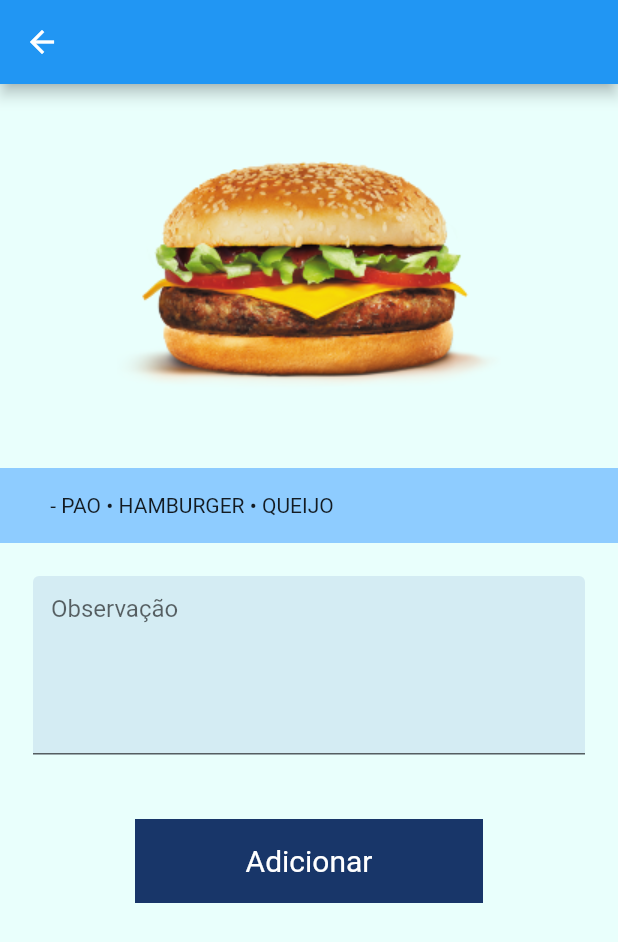
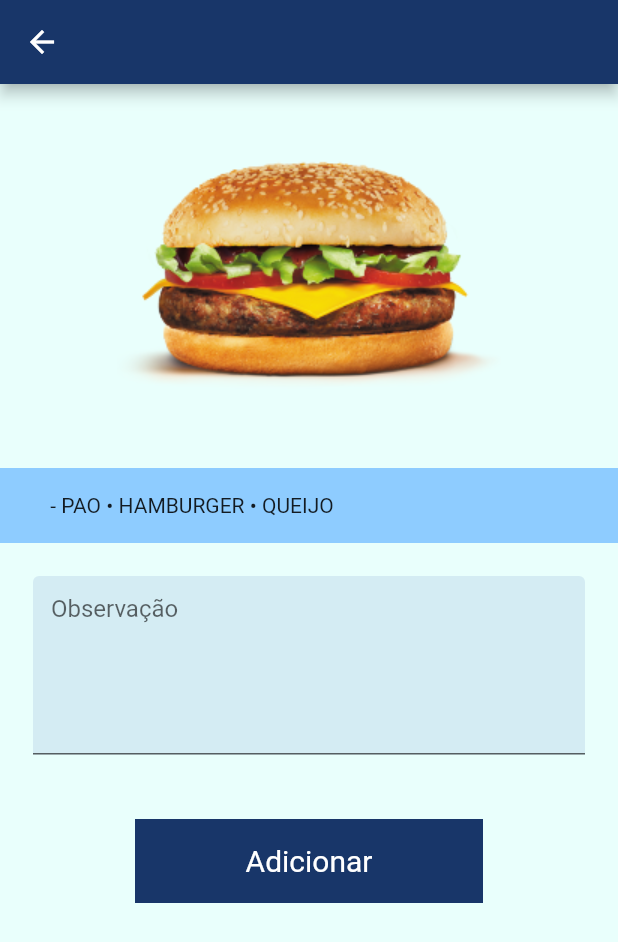
Before and after one commit to Gabrielbemo/delivery_food, a Flutter app: the DetalheComida screen opened directly with sample values from the repository, on a phone screen of 412 x 824 dp. Shown: the top 942 px of the screen. Run offline on Flutter 3.47's test engine with Material 2 defaults, Android fonts, the phone set to English and light mode, and no system bars; network calls fail.

Commit message:
Ajuste na cor do app bar

```diff
--- a/lib/pages/detalhe_comida.dart
+++ b/lib/pages/detalhe_comida.dart
@@ -13,7 +13,8 @@ class DetalheComida extends StatelessWidget {
     final maxLines = 5;
     return Scaffold(
       backgroundColor: Color.fromARGB(255, 233, 255, 252),
-      appBar: AppBar(actions: []),
+      appBar:
+          AppBar(actions: [], backgroundColor: Color.fromRGBO(24, 54, 105, 1)),
       body: SingleChildScrollView(
         child: Column(
           children: [
@@ -21,13 +22,11 @@ class DetalheComida extends StatelessWidget {
             Container(
                 height: 50,
                 child: Row(
-                  //crossAxisAlignment: CrossAxisAlignment.center,
                   children: <Widget>[
                     Expanded(
                         child: Container(
                             color: Color.fromARGB(255, 142, 204, 255),
                             child: Row(
-                              //crossAxisAlignment: CrossAxisAlignment.stretch,
                               children: <Widget>[
                                 Container(
                                   padding: const EdgeInsets.symmetric(
```
